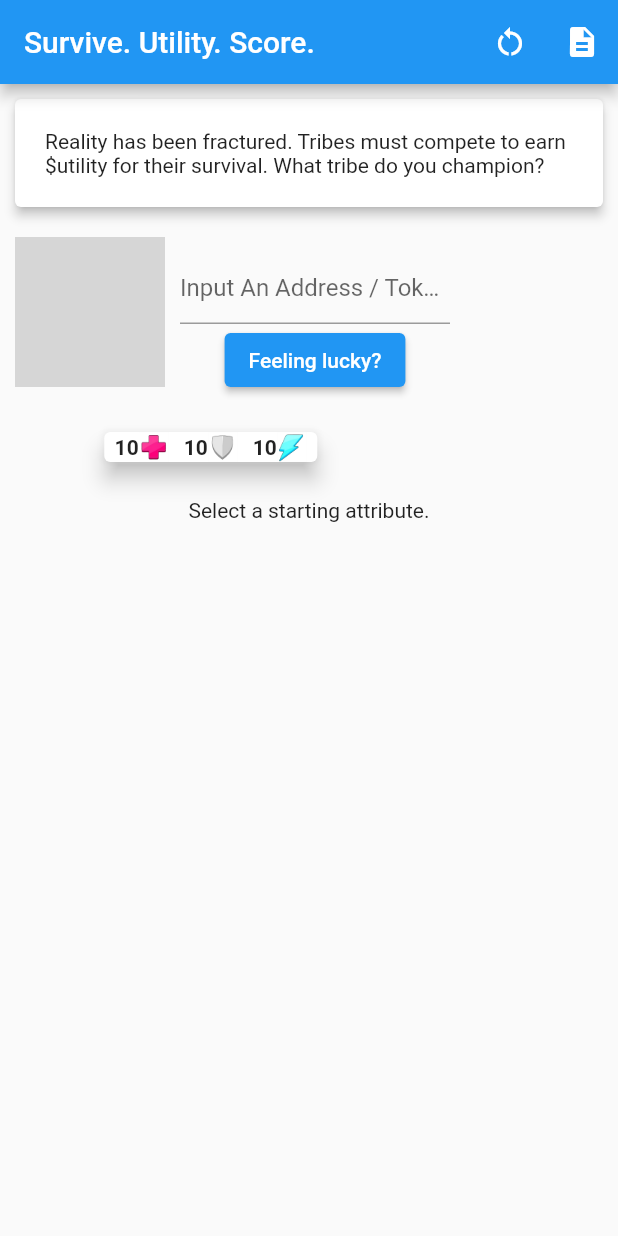
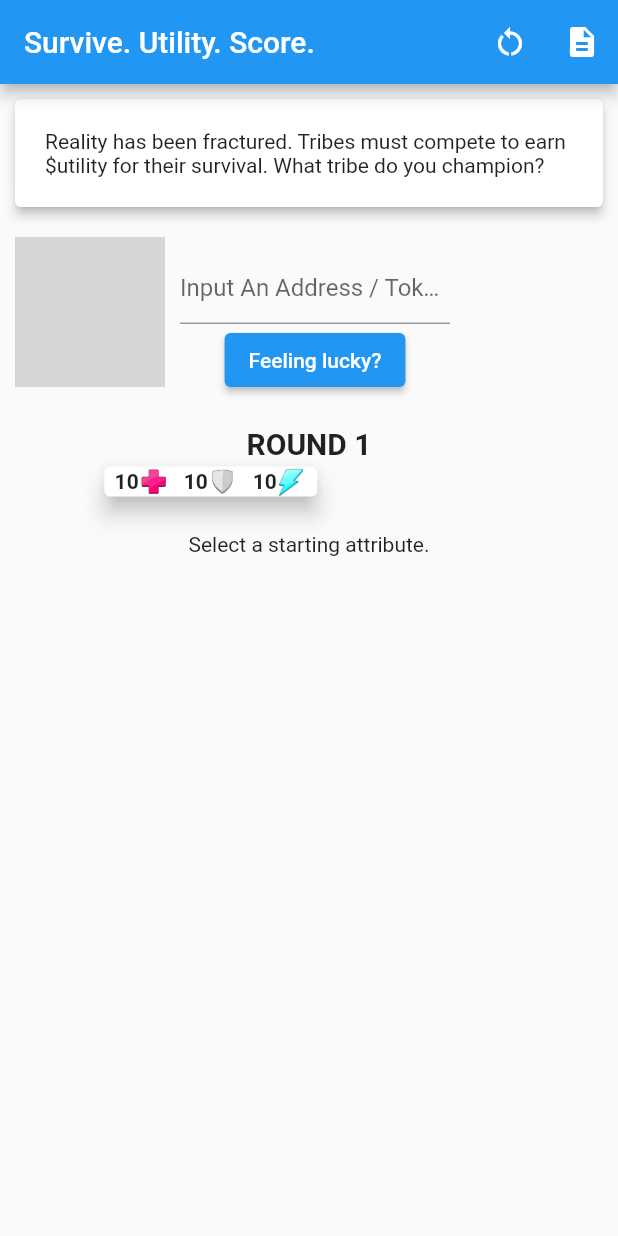
Before and after one commit to saberprivateer/utility, a Flutter app: the screen it shows after launch, after a tap on "Feeling lucky?", on a phone screen of 412 x 824 dp. Run offline on Flutter 3.47's test engine with Material 2 defaults, Android fonts, the light colour scheme and no system bars; drawn by our look-alikes of cached_network_image; our stand-ins replace animated_text_kit; missing offline and left inert: web3dart; network calls fail; Roboto replaces fonts that are missing (Horizon); grey boxes are pictures that could not be loaded.

Commit message:
win condition and rounds. loading errors?

```diff
--- a/lib/main.dart
+++ b/lib/main.dart
@@ -4,6 +4,7 @@ import 'dart:math';
 
 import 'package:animated_text_kit/animated_text_kit.dart';
 import 'package:cached_network_image/cached_network_image.dart';
+import 'package:flutter/foundation.dart';
 import 'package:flutter/material.dart';
 import 'package:flutter/services.dart';
 import 'package:http/http.dart';
@@ -35,7 +36,8 @@ class MyHomePage extends StatefulWidget {
   _MyHomePageState createState() => _MyHomePageState();
 }
 
-class _MyHomePageState extends State<MyHomePage> with SingleTickerProviderStateMixin {
+class _MyHomePageState extends State<MyHomePage>
+    with SingleTickerProviderStateMixin {
   final nftNumber = TextEditingController();
   late final AnimationController _controller = AnimationController(
     duration: const Duration(seconds: 2),
@@ -75,21 +77,9 @@ class _MyHomePageState extends State<MyHomePage> with SingleTickerProviderStateM
     powerMap = await jsonDecode(getPower);
   }
 
-  // Future<void> getLazyLionTags() async {
-  //   late Client httpClient;
-  //   httpClient = Client();
-  //   String URL = "https://script.google.com/macros/s/AKfycbx0Vt3s67qnOaQJHdKl0EJ3-g2f_-1FWh-HuUyN3HkjnbetAhFh4Zt1q7vIKMoSTjT0Rg/exec";
-  //   return await httpClient.get(Uri.parse(URL),headers: {'Content-Type': 'application/json'}).then((response) {
-  //     //print(response.body);
-  //     List tagString = jsonDecode(response.body);
-  //     print('found tagString?');
-  //     print(tagString[0]['Attribute']);
-  //     llTags = tagString;
-  //   });
-  // }
-
   Future<List<dynamic>> callFunction(String name,
       {int nftNumber = 9806}) async {
+    print('call function');
     final contract = await getContract();
     final function = contract.function(name);
     final result = await ethClient.call(
@@ -118,6 +108,7 @@ class _MyHomePageState extends State<MyHomePage> with SingleTickerProviderStateM
     print('get the URI');
     List<dynamic> tokenURI =
         await callFunction("tokenURI", nftNumber: nftNumber);
+    print('didnt get here?');
     String tokenstr = tokenURI[0];
     String lazylion = await fetchll(tokenstr);
     //print(lazylion);
@@ -129,6 +120,7 @@ class _MyHomePageState extends State<MyHomePage> with SingleTickerProviderStateM
   }
 
   Future<DeployedContract> getContract() async {
+    print('getting that contract');
     //obtain our smart contract using rootbundle to access our json file
     //String abiFile = await rootBundle.loadString("abis/chain_runners.json");
     String abiFilell = await rootBundle.loadString("abis/lazy_lions.json");
@@ -165,6 +157,8 @@ class _MyHomePageState extends State<MyHomePage> with SingleTickerProviderStateM
   int turns = 1;
   bool fightOver = false;
   bool newChallengerLoaded = false;
+  bool winner = false;
+  bool loser = false;
 
   final GlobalKey<FormState> _formKey = GlobalKey<FormState>();
 
@@ -196,8 +190,6 @@ class _MyHomePageState extends State<MyHomePage> with SingleTickerProviderStateM
               // _controller.stop();
               _controller.animateTo(1);
               // _controller.reverse();
-
-
             }),
         IconButton(
             icon: const Icon(Icons.description),
@@ -238,6 +230,13 @@ class _MyHomePageState extends State<MyHomePage> with SingleTickerProviderStateM
           children: <Widget>[
             explainer(),
             nftSelect(),
+            (!winner && !loser && championSelect)
+                ? Text('ROUND $round',
+                    style: TextStyle(
+                        fontSize: 20.0,
+                        fontFamily: 'Horizon',
+                        fontWeight: FontWeight.bold))
+                : SizedBox(),
             SizedBox(
                 //height: 300,
                 //fit: FlexFit.tight,
@@ -266,7 +265,7 @@ class _MyHomePageState extends State<MyHomePage> with SingleTickerProviderStateM
                 crossAxisAlignment: CrossAxisAlignment.start,
                 children: [
                   Flexible(
-                    child: battleCard(0,currentJson['image']??''),
+                    child: battleCard(0, currentJson['image'] ?? ''),
                   ),
                   Flexible(child: rightHandSide()),
                 ],
@@ -276,19 +275,28 @@ class _MyHomePageState extends State<MyHomePage> with SingleTickerProviderStateM
             SizedBox(height: 20),
             if (battling)
               Text('TURN ' + turns.toString())
-            else if (round == 1)
+            else if (round == 1 && championSelect)
               Text('Select a starting attribute.')
-            else
+            else if (!winner && !loser && championSelect)
               Text('Select another attribute...grow stronger.'),
             SizedBox(height: 20),
             Visibility(
               visible: (championSelect &&
                   (selectedAttr.length == round) &&
-                  !battling),
+                  !battling &&
+                  !winner &&
+                  !loser),
               child: startFight(),
             ),
-            Visibility(visible: battling && !fightOver && newChallengerLoaded, child: continueFight()),
-            Visibility(visible: battling && fightOver, child: finishFight())
+            Visibility(
+                visible: battling && !fightOver && newChallengerLoaded,
+                child: continueFight()),
+            Visibility(visible: battling && fightOver, child: finishFight()),
+            if (winner) triumph()
+            // if (winner) ElevatedButton(onPressed: () {resetGame(); setState(() {
+            //   championSelect = false;
+            // });}, child: triumph())
+            // //Text('You have Play again')),
           ],
         ),
       ),
@@ -300,8 +308,8 @@ class _MyHomePageState extends State<MyHomePage> with SingleTickerProviderStateM
     enemyAttr = List.generate(l, (i) => i);
     enemyAttr.shuffle();
     int j;
-    for (int i=0;i<round;i++){
-      j=enemyAttr[i]+1;
+    for (int i = 0; i < round; i++) {
+      j = enemyAttr[i] + 1;
       print(enemy['attributes'][j]);
       //TODO: grab the info and add it to stats.
     }
@@ -394,9 +402,13 @@ class _MyHomePageState extends State<MyHomePage> with SingleTickerProviderStateM
         onPressed: () {
           print('The fight is over...going back to management');
           if (myCurrentStats[0] < 0) {
+            loser = true;
             championSelect = false;
           } else {
             round += 1;
+            if (round == 4) {
+              winner = true;
+            }
           }
           setState(() {
             myCurrentStats = List.from(myStats);
@@ -479,7 +491,7 @@ class _MyHomePageState extends State<MyHomePage> with SingleTickerProviderStateM
                   onTap: () {
                     if (selectedAttr.contains(i)) {
                       return;
-                    } else {
+                    } else if (!winner && !loser) {
                       whatCategory(i);
                       if (selectedAttr.length < round) {
                         selectedAttr.add(i);
@@ -599,25 +611,29 @@ class _MyHomePageState extends State<MyHomePage> with SingleTickerProviderStateM
       case 1:
         return attributesList();
       case 2:
-        return battleCard(1,enemy['image']??'');
+        return battleCard(1, enemy['image'] ?? '');
       default:
         return SizedBox();
     }
   }
 
   Widget nftSelect() {
+    //(kIsWeb) ? print('k is totally web') : print('k is NOT web');
     return Container(
       margin: EdgeInsets.all(10),
       child:
           Row(crossAxisAlignment: CrossAxisAlignment.start, children: <Widget>[
-        CachedNetworkImage(
+        (!kIsWeb)
+            ? CachedNetworkImage(
                 width: 100,
                 height: 100,
                 imageUrl: "https://www.loot.exchange/lootbag.png",
                 // errorWidget: (context, url, error) => Icon(Icons.error),
                 fadeOutDuration: const Duration(milliseconds: 500),
                 fadeInDuration: const Duration(seconds: 1),
-        ),
+              )
+            : Image.network('https://www.loot.exchange/lootbag.png',
+                width: 100, height: 100),
         // Image(
         // height: 100,
         // width: 100,
@@ -653,22 +669,10 @@ class _MyHomePageState extends State<MyHomePage> with SingleTickerProviderStateM
                         } else {
                           a = 9806;
                         }
+                        resetGame();
                         //print(int.parse(nftNumber.text));
                         //testProvider();
                         //testInterface();
-                        setState(() {
-                          //TODO: Move this into an initializer?
-                          championSelect = true;
-                          selectedAttr.clear();
-                          round = 1;
-                          battling = false;
-                          fightOver = false;
-                          //TODO: Different starting stats based on stuff?
-                          myStats = List.from(myStartingStats);
-                          myCurrentStats = List.from(myStats);
-                          tempStats = [0, 0, 0];
-                          newChallengerLoaded = false;
-                        });
                         getURIll(a).then((_) {
                           setState(() {
                             currentJson = charJson;
@@ -683,6 +687,23 @@ class _MyHomePageState extends State<MyHomePage> with SingleTickerProviderStateM
         )
       ]),
     );
+  }
+
+  void resetGame() {
+    setState(() {
+      championSelect = true;
+      winner = false;
+      loser = false;
+      selectedAttr.clear();
+      round = 1;
+      battling = false;
+      fightOver = false;
+      //TODO: Different starting stats based on stuff?
+      myStats = List.from(myStartingStats);
+      myCurrentStats = List.from(myStats);
+      tempStats = [0, 0, 0];
+      newChallengerLoaded = false;
+    });
   }
 
   Widget explainer() {
@@ -702,7 +723,39 @@ class _MyHomePageState extends State<MyHomePage> with SingleTickerProviderStateM
                 //   ],
                 // )
                 Text(
-              'Reality has been fractured. Tribes must compete to earn \$utility for their survival. What tribe do you champion?',)
-            ));
+              'Reality has been fractured. Tribes must compete to earn \$utility for their survival. What tribe do you champion?',
+            )));
+  }
+
+  Widget triumph() {
+    const colorizeColors = [
+      Colors.purple,
+      Colors.blue,
+      Colors.yellow,
+      Colors.red,
+    ];
+
+    const colorizeTextStyle = TextStyle(
+        fontSize: 20.0, fontFamily: 'Horizon', fontWeight: FontWeight.bold);
+
+    return SizedBox(
+      // width: 250.0,
+      child: AnimatedTextKit(
+          animatedTexts: [
+            ColorizeAnimatedText(
+              'You have triumphed! Play again?',
+              textStyle: colorizeTextStyle,
+              colors: colorizeColors,
+            ),
+          ],
+          isRepeatingAnimation: true,
+          totalRepeatCount: 20,
+          onTap: () {
+            resetGame();
+            setState(() {
+              championSelect = false;
+            });
+          }),
+    );
   }
 }
```
Also changed, not shown: 1 other file. Lines whose indentation alone changed are shown as unchanged.
